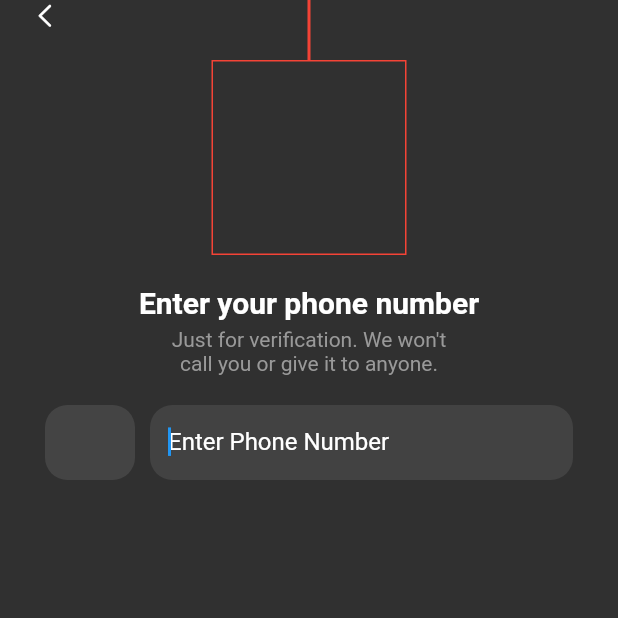
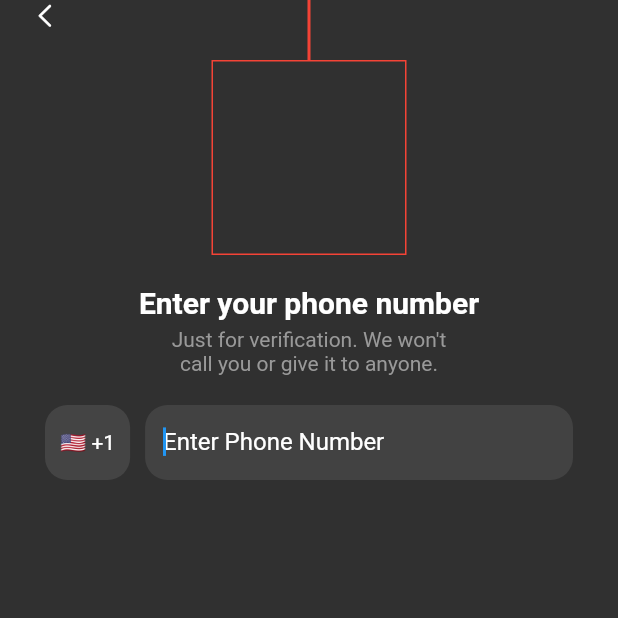
Before and after one commit to blakewood84/flutter-scratch1, a Flutter app: the screen it shows after launch, after a tap on "Enter", on a phone screen of 412 x 824 dp, the top half of it. Run offline on Flutter 3.47's test engine with Material 2 defaults, Android fonts, the phone set to English and light mode, and no system bars; our stand-ins replace bloc, dartz, easy_debounce, firebase_auth, firebase_core, flutter_bloc and 2 more; accounts and stored records are empty; statements that could not run were skipped.

Commit message:
Added features:
* set phoneNumber
* set phoneCode
* select phoneCode
* AuthState model

```diff
--- a/lib/constants/countries.dart
+++ b/lib/constants/countries.dart
@@ -33,7 +33,7 @@ const kCountryOptions = {
   },
   'Anguilla': {
     'description': '\u{1F1E6}\u{1F1EE} Anguilla (+264)',
-    'flag': '\u{1F1E6}\\u{1F1EE}',
+    'flag': '\u{1F1E6}\u{1F1EE}',
     'phone': '+264',
   },
   'Antigua & Barbuda': {
@@ -83,7 +83,7 @@ const kCountryOptions = {
   },
   'Bahamas': {
     'description': '\u{1F1E7}\u{1F1F8} Bahamas (+1)',
-    'flag': '\u{1F1E7}\\u{1F1F8}',
+    'flag': '\u{1F1E7}\u{1F1F8}',
     'phone': '+1',
   },
   'Bahrain': {
--- a/lib/features/authentication/cubit/auth_state.dart
+++ b/lib/features/authentication/cubit/auth_state.dart
@@ -1,6 +1,9 @@
 part of 'auth_cubit.dart';
 
-@immutable
-abstract class AuthState {}
-
-class AuthInitial extends AuthState {}
+@freezed
+class AuthState with _$AuthState {
+  const factory AuthState({
+    @Default('+1') String? phoneNumber,
+    @Default(null) String? phoneCode,
+  }) = _AuthState;
+}
--- a/lib/features/authentication/view/auth_view.dart
+++ b/lib/features/authentication/view/auth_view.dart
@@ -146,14 +146,21 @@ class _AuthViewState extends State<AuthView> {
   }
 }
 
-class _PhoneNumberInput extends StatelessWidget {
+class _PhoneNumberInput extends StatefulWidget {
   const _PhoneNumberInput();
 
   @override
+  State<_PhoneNumberInput> createState() => _PhoneNumberInputState();
+}
+
+class _PhoneNumberInputState extends State<_PhoneNumberInput> {
+  final _countries = kCountryOptions.entries;
+  final _phoneCodeNotifier = ValueNotifier(kCountryOptions['United States']);
+
+  @override
   Widget build(BuildContext context) {
-    final countries = kCountryOptions.entries;
+    final size = MediaQuery.sizeOf(context);
 
-    final size = MediaQuery.sizeOf(context);
     return ConstrainedBox(
       constraints: const BoxConstraints(
         maxHeight: 50,
@@ -178,12 +185,12 @@ class _PhoneNumberInput extends StatelessWidget {
                     padding: const EdgeInsets.only(left: 20, right: 20),
                     margin: const EdgeInsets.only(top: 20),
                     child: ListView.builder(
-                      itemCount: countries.length,
+                      itemCount: _countries.length,
                       shrinkWrap: true,
                       itemBuilder: (context, index) {
-                        final country = countries.elementAt(index);
-                        final text = country.value['description']!;
-                        // final value = country.value;
+                        final country = _countries.elementAt(index);
+                        final text = country.value['description'] ?? '';
+                        final countryOption = kCountryOptions[country.key];
 
                         return Container(
                           decoration: const BoxDecoration(
@@ -195,6 +202,11 @@ class _PhoneNumberInput extends StatelessWidget {
                             ),
                           ),
                           child: CupertinoListTile(
+                            onTap: () {
+                              _phoneCodeNotifier.value = countryOption;
+                              Navigator.of(context).pop();
+                            },
+                            backgroundColor: Colors.transparent,
                             title: Text(
                               text,
                               style: const TextStyle(
@@ -202,8 +214,6 @@ class _PhoneNumberInput extends StatelessWidget {
                                 color: Colors.white,
                               ),
                             ),
-                            backgroundColor: Colors.transparent,
-                            onTap: () {},
                           ),
                         );
                       },
@@ -212,13 +222,24 @@ class _PhoneNumberInput extends StatelessWidget {
                 );
               },
             ),
-            child: Container(
-              width: 60,
-              height: double.infinity,
-              decoration: BoxDecoration(
-                borderRadius: BorderRadius.circular(15.0),
-                color: const Color(0xff444444),
-              ),
+            child: ValueListenableBuilder(
+              valueListenable: _phoneCodeNotifier,
+              builder: (_, value, __) {
+                final phoneCode = value?['phone'] ?? '-❓-';
+                final flag = value?['flag'] ?? '❓';
+
+                return Container(
+                  padding: const EdgeInsets.symmetric(horizontal: 10),
+                  height: double.infinity,
+                  decoration: BoxDecoration(
+                    borderRadius: BorderRadius.circular(15.0),
+                    color: const Color(0xff444444),
+                  ),
+                  child: Center(
+                    child: Text('$flag $phoneCode'),
+                  ),
+                );
+              },
             ),
           ),
           const SizedBox(width: 10),
--- a/pubspec.yaml
+++ b/pubspec.yaml
@@ -11,6 +11,7 @@ dependencies:
   bloc: ^8.1.2
   cupertino_icons: ^1.0.5
   dropdown_button2: ^2.3.7
+  easy_debounce: ^2.0.3
   firebase_auth: ^4.7.2
   firebase_core: ^2.15.0
   flutter:
```
Also changed, not shown: lib/features/authentication/cubit/auth_cubit.dart (+20 -2 lines), lib/features/authentication/cubit/auth_cubit.freezed.dart (added), pubspec.lock.
